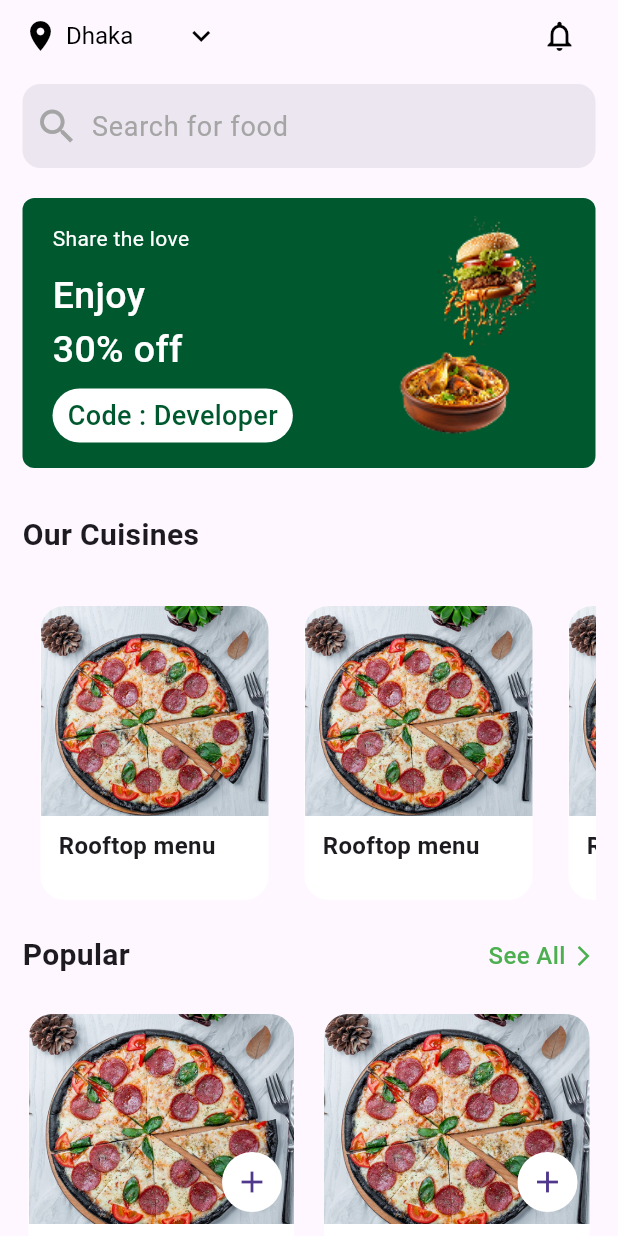
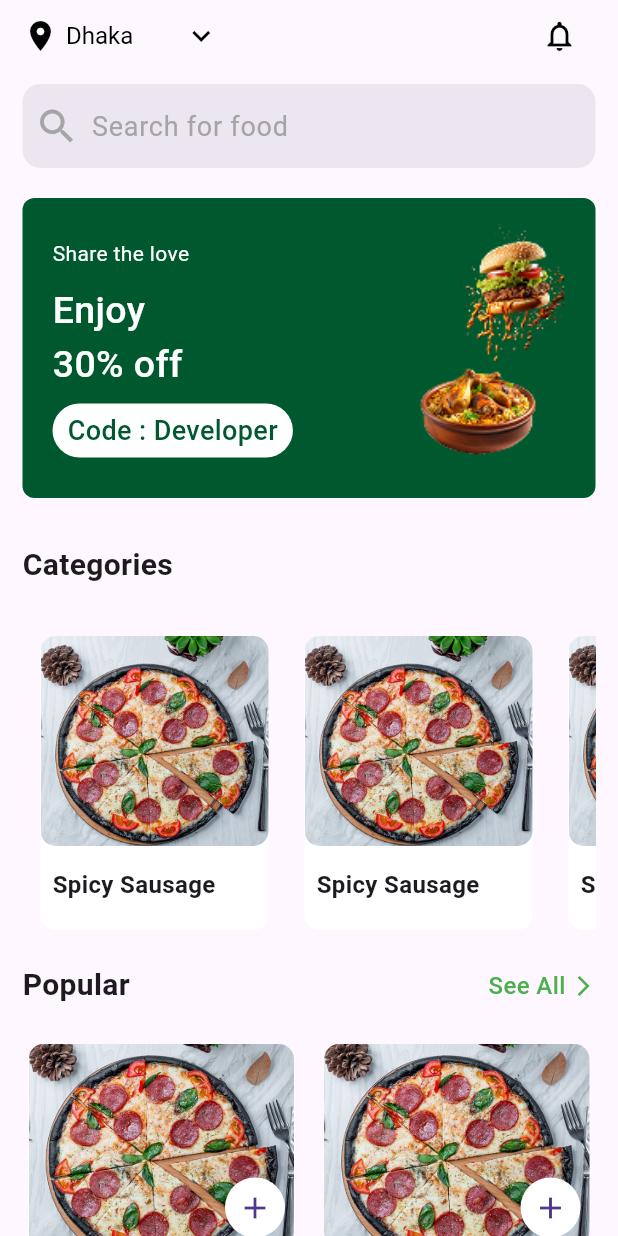
Before and after one commit to MTS-Services/Al-khalifa_food_delivery_app, a Flutter app: the screen it shows after launch, on a phone screen of 412 x 824 dp. Run offline on Flutter 3.47's test engine with Material 3 defaults, Android fonts, the phone set to English and light mode, and no system bars; our stand-ins replace flutter_screenutil, get.

Commit message:
all error solve

```diff
--- a/lib/app/data/image_path.dart
+++ b/lib/app/data/image_path.dart
@@ -8,6 +8,7 @@ class ImagePath{
   static const String footItem ='$baseUrl/food.png';
   static const String product ='$baseUrl/product.png';
   static const String foodImage ='$baseUrl/foodimage.png';
+  static const String foodDetails ='$baseUrl/imagedetails.jpg';
 
 
 }
--- a/lib/app/modules/home/views/home_view.dart
+++ b/lib/app/modules/home/views/home_view.dart
@@ -27,11 +27,11 @@ class HomeView extends GetView<HomeController> {
                 const SizedBox(height: 8),
                 _buildSearchBar(),
                 const SizedBox(height: 20),
-                _buildContainer(),
+                _buildContainer(context),
                 const SizedBox(height: 20),
                 // Header
                 CustomHeader(
-                  title: "Our Cuisines",
+                  title: "Categories ",
                 ),
                 const SizedBox(height: 10),
                 _buildProduct(),
@@ -81,19 +81,17 @@ class HomeView extends GetView<HomeController> {
             Get.to(()=>ProductDetailsScreen());
           },
           child: FoodCard(
-            imageUrl: ImagePath.foodImage,
+              imageUrl : ImagePath.foodImage,
               title: "Spicy Sausage",
-            rating: 5.0,
-            price: 495,
-            onAdd: () {
-              print("Added Spicy Sausage!");
-            },
+              rating: 5.8,
+              price: 250,
+              onAdd: () {},
+              cardHeight: 135
           ),
         );
       },
     );
   }
-
   Widget _buildPopularGridView() {
     return GridView.builder(
       itemCount: 2,
@@ -110,14 +108,13 @@ class HomeView extends GetView<HomeController> {
           onTap:(){
             Get.to(()=>ProductDetailsScreen());
           },
-          child: FoodCard(
-            imageUrl: ImagePath.foodImage,
+          child:FoodCard(
+              imageUrl : ImagePath.foodImage,
               title: "Spicy Sausage",
-            rating: 5.0,
-            price: 495,
-            onAdd: () {
-              print("Added Spicy Sausage!");
-            },
+              rating: 5.8,
+              price: 250,
+              onAdd: () {},
+              cardHeight: 135
           ),
         );
       },
@@ -135,9 +132,14 @@ class HomeView extends GetView<HomeController> {
             padding: const EdgeInsets.all(8.0),
             child: SizedBox(
               width: 160,
-              child: FoodCard(
-                imageUrl: ImagePath.foodImage,
-                title: "Rooftop menu",
+              child:  FoodCard(
+                showRating: false,
+                  showAddButton: false,
+                  imageUrl : ImagePath.foodImage,
+                  title: "Spicy Sausage",
+                  rating: 5.8,
+                  onAdd: () {},
+                  cardHeight: 140
               ),
             ),
           );
@@ -146,9 +148,10 @@ class HomeView extends GetView<HomeController> {
     );
   }
 
-  Widget _buildContainer() {
+  Widget _buildContainer(BuildContext context) {
+    final screenWidth = MediaQuery.of(context).size.width;
     return Container(
-      height: 180,
+      height: screenWidth < 400 ? 160 : 200,
       decoration: BoxDecoration(
         color: AppColors.primaryColor,
         borderRadius: BorderRadius.circular(8),
@@ -156,28 +159,34 @@ class HomeView extends GetView<HomeController> {
       child: Padding(
         padding: const EdgeInsets.symmetric(horizontal: 20),
         child: Row(
-          mainAxisAlignment: MainAxisAlignment.start,
+          mainAxisAlignment: MainAxisAlignment.spaceBetween,
           children: [
-            Column(
+
+            Expanded(
+              flex: 2,
+              child: Column(
                 mainAxisAlignment: MainAxisAlignment.center,
                 crossAxisAlignment: CrossAxisAlignment.start,
                 children: [
                   Text(
                     "Share the love",
-                  style: TextStyle(color: Colors.white, fontSize: 14),
+                    style: TextStyle(
+                      color: Colors.white,
+                      fontSize: screenWidth < 400 ? 12 : 14,
                     ),
-                SizedBox(height: 10),
+                  ),
+                  const SizedBox(height: 10),
                   Text(
                     "Enjoy \n30% off",
                     style: TextStyle(
                       color: Colors.white,
-                    fontSize: 25,
+                      fontSize: screenWidth < 400 ? 20 : 25,
                       fontWeight: FontWeight.w500,
                     ),
                   ),
-                SizedBox(height: 8),
+                  const SizedBox(height: 8),
                   Container(
-                  padding: EdgeInsets.symmetric(horizontal: 10, vertical: 5),
+                    padding: const EdgeInsets.symmetric(horizontal: 10, vertical: 5),
                     decoration: BoxDecoration(
                       color: Colors.white,
                       borderRadius: BorderRadius.circular(50),
@@ -185,7 +194,7 @@ class HomeView extends GetView<HomeController> {
                     child: Text(
                       "Code : Developer",
                       style: TextStyle(
-                      fontSize: 18,
+                        fontSize: screenWidth < 400 ? 14 : 18,
                         fontWeight: FontWeight.w500,
                         color: AppColors.primaryColor,
                       ),
@@ -193,13 +202,24 @@ class HomeView extends GetView<HomeController> {
                   ),
                 ],
               ),
-            SizedBox(width: 60),
-            Image.asset(ImagePath.footItem, height: 200),
+            ),
+            Expanded(
+              flex: 1,
+              child: Align(
+                alignment: Alignment.centerRight,
+                child: Image.asset(
+                  ImagePath.footItem,
+                  height: screenWidth < 400 ? 120 : 180,
+                  fit: BoxFit.contain,
+                ),
+              ),
+            ),
           ],
         ),
       ),
     );
   }
+
 
   Widget _buildCustomLocationRow() {
     return CustomLocationRow(
--- a/lib/app/modules/home/views/product_details_screen.dart
+++ b/lib/app/modules/home/views/product_details_screen.dart
@@ -26,20 +26,24 @@ class ProductDetailsScreen extends StatelessWidget {
                 },
               ),
               FoodCard(
-                imageUrl: ImagePath.foodImage,
+                showFullImage: true,
+                isFullWidth: true,
+                cardHeight: 150,
+                imageUrl: ImagePath.foodDetails,
+
                 title: "Spicy Sausage",
                 rating: 5.0,
                 price: 495,
               ),
               Text(
-                "Popular dish prepared of slow-cooked \naromatic basmati  rice layered with potatoes \nmarinated mutton pcs, in a delicate blend of \nwhole spices",
-                style: TextStyle(fontSize: 18, color: Colors.grey),
+                "Popular dish prepared of slow-cooked \naromatic basmati  rice layered with potatoes marinated mutton pcs, in a delicate blend of \nwhole spices",
+                style: TextStyle(fontSize: 16, color: Colors.grey),
               ),
               SizedBox(height: 15),
               _buildTitleRow(),
               SizedBox(height: 15),
               SizedBox(
-                height: 220,
+                height:150,
                 child: ListView(
                   physics: NeverScrollableScrollPhysics(),
                   shrinkWrap: true,
@@ -78,11 +82,14 @@ class ProductDetailsScreen extends StatelessWidget {
 
   Widget _buildListTile(String title, String price) {
     return ListTile(
+      contentPadding: EdgeInsets.zero,
+      dense: true,
       leading: const CustomCircle(),
       title: Text(title, style: const TextStyle(fontSize: 16)),
       trailing: Text(price, style: const TextStyle(fontSize: 16)),
     );
   }
+
 
   Widget _buildCircleButton(IconData icon, VoidCallback onPressed) {
     return ElevatedButton(
--- a/lib/app/modules/home/views/see_all_meal_for_one_screen.dart
+++ b/lib/app/modules/home/views/see_all_meal_for_one_screen.dart
@@ -49,14 +49,13 @@ class SeeAllMealForOneScreen extends StatelessWidget {
           onTap: (){
             Get.to(()=>ProductDetailsScreen());
           },
-          child: FoodCard(
-            imageUrl: ImagePath.foodImage,
-            title: "Spicy Sausage",
-            rating: 5.0,
-            price: 495,
-            onAdd: () {
-              print("Added Spicy Sausage!");
-            },
+          child:FoodCard(
+              imageUrl : ImagePath.foodImage,
+              title: "Spicy Sausage",
+              rating: 5.8,
+              price: 250,
+              onAdd: () {},
+              cardHeight: 135
           ),
         );
       },
--- a/lib/app/modules/home/views/see_all_popular_screen.dart
+++ b/lib/app/modules/home/views/see_all_popular_screen.dart
@@ -50,13 +50,12 @@ class SeeAllPopularScreen extends StatelessWidget {
             Get.to(()=>ProductDetailsScreen());
           },
           child: FoodCard(
-            imageUrl: ImagePath.foodImage,
-            title: "Spicy Sausage",
-            rating: 5.0,
-            price: 495,
-            onAdd: () {
-              print("Added Spicy Sausage!");
-            },
+              imageUrl : ImagePath.foodImage,
+              title: "Spicy Sausage",
+              rating: 5.8,
+              price: 250,
+              onAdd: () {},
+              cardHeight: 135
           ),
         );
       },
--- a/lib/app/modules/home/widget/custom_header.dart
+++ b/lib/app/modules/home/widget/custom_header.dart
@@ -11,7 +11,7 @@ class CustomHeader extends StatelessWidget {
 
   const CustomHeader({
     super.key,
-    this.title, // required ছিল, এখন optional
+    this.title,
     this.onSeeAllTap,
     this.leadingIcon,
     this.centerTitle = false,
@@ -27,7 +27,6 @@ class CustomHeader extends StatelessWidget {
       child: Stack(
         alignment: Alignment.center,
         children: [
-          // ✅ Leading icon
           if (leadingIcon != null)
             Positioned(
               left: 0,
@@ -36,8 +35,6 @@ class CustomHeader extends StatelessWidget {
                 icon: Icon(leadingIcon, color: Colors.green),
               ),
             ),
-
-          // ✅ Title শুধু দিলে দেখাবে
           if (title != null)
             Align(
               alignment: centerTitle ? Alignment.center : Alignment.centerLeft,
--- a/lib/app/modules/home/widget/food_card.dart
+++ b/lib/app/modules/home/widget/food_card.dart
@@ -3,9 +3,18 @@ import 'package:flutter/material.dart';
 class FoodCard extends StatelessWidget {
   final String imageUrl;
   final String title;
-  final double? rating; // optional
-  final double? price;  // optional
-  final VoidCallback? onAdd; // optional
+  final double? rating;
+  final double? price;
+  final VoidCallback? onAdd;
+
+  final double? cardHeight;
+  final bool showRating;
+  final bool showPrice;
+  final bool showAddButton;
+  final bool showFullImage;
+  final bool isFullWidth;
+
+  final double borderRadiusValue = 10.0;
 
   const FoodCard({
     super.key,
@@ -14,15 +23,27 @@ class FoodCard extends StatelessWidget {
     this.rating,
     this.price,
     this.onAdd,
+    this.cardHeight,
+    this.showRating = true,
+    this.showPrice = true,
+    this.showAddButton = true,
+    this.showFullImage = false,
+    this.isFullWidth = false,
   });
 
   @override
   Widget build(BuildContext context) {
-    return Card(
+    final screenWidth = MediaQuery.of(context).size.width;
+    double cardWidth = isFullWidth ? screenWidth : screenWidth * 0.45;
+    double imageHeight = cardHeight ?? cardWidth * 0.55;
+
+    return SizedBox(
+      width: cardWidth,
+      child: Card(
         elevation: 0.0,
         color: Colors.white,
         shape: RoundedRectangleBorder(
-        borderRadius: BorderRadius.circular(16),
+          borderRadius: BorderRadius.circular(borderRadiusValue),
         ),
         child: Column(
           crossAxisAlignment: CrossAxisAlignment.start,
@@ -30,23 +51,18 @@ class FoodCard extends StatelessWidget {
             Stack(
               children: [
                 ClipRRect(
-                borderRadius: const BorderRadius.only(
-                  topLeft: Radius.circular(16),
-                  topRight: Radius.circular(16),
-                ),
+                  borderRadius: BorderRadius.circular(borderRadiusValue),
                   child: Image.asset(
                     imageUrl,
-                  height: 140,
+                    height: showFullImage ? cardHeight ?? 200 : imageHeight,
                     width: double.infinity,
                     fit: BoxFit.cover,
                   ),
                 ),
-
-              // ✅ Add button শুধু onAdd দিলে দেখাবে
-              if (onAdd != null)
+                if (showAddButton && onAdd != null)
                   Positioned(
-                  right: 8,
-                  bottom: 8,
+                    right: 6,
+                    bottom: 6,
                     child: CircleAvatar(
                       backgroundColor: Colors.white,
                       child: IconButton(
@@ -57,50 +73,48 @@ class FoodCard extends StatelessWidget {
                   ),
               ],
             ),
-
-          // Title
+            const SizedBox(height: 10),
             Padding(
-            padding: const EdgeInsets.symmetric(horizontal: 12, vertical: 8),
+              padding: const EdgeInsets.symmetric(horizontal: 8, vertical: 4),
               child: Text(
                 title,
+                maxLines: 1,
+                overflow: TextOverflow.ellipsis,
                 style: const TextStyle(
                   fontSize: 16,
                   fontWeight: FontWeight.bold,
                 ),
               ),
             ),
-
-          // ✅ Rating শুধু rating দিলে দেখাবে
-          if (rating != null)
+            if (showRating && rating != null)
               Padding(
-              padding: const EdgeInsets.symmetric(horizontal: 12),
+                padding: const EdgeInsets.symmetric(horizontal: 8),
                 child: Row(
                   children: [
                     Row(
                       children: List.generate(
                         5,
-                          (index) => const Icon(
+                            (index) => Icon(
                           Icons.star,
                           color: Colors.amber,
-                        size: 18,
+                          size: cardWidth * 0.05,
                         ),
                       ),
                     ),
-                  const SizedBox(width: 6),
+                    const SizedBox(width: 4),
                     Text(
-                    "(${rating!.toStringAsFixed(2)})",
+                      "(${rating!.toStringAsFixed(1)})",
                       style: TextStyle(
                         color: Colors.grey.shade600,
-                      fontSize: 13,
+                        fontSize: cardWidth * 0.05,
                       ),
                     ),
                   ],
                 ),
               ),
-
-          if (price != null)
+            if (showPrice && price != null)
               Padding(
-              padding: const EdgeInsets.all(12),
+                padding: const EdgeInsets.all(8),
                 child: Text(
                   "Tk ${price!.toStringAsFixed(0)}",
                   style: const TextStyle(
@@ -111,6 +125,7 @@ class FoodCard extends StatelessWidget {
               ),
           ],
         ),
+      ),
     );
   }
 }
```
Also changed, not shown: 1 other file. Lines whose indentation alone changed are shown as unchanged.
